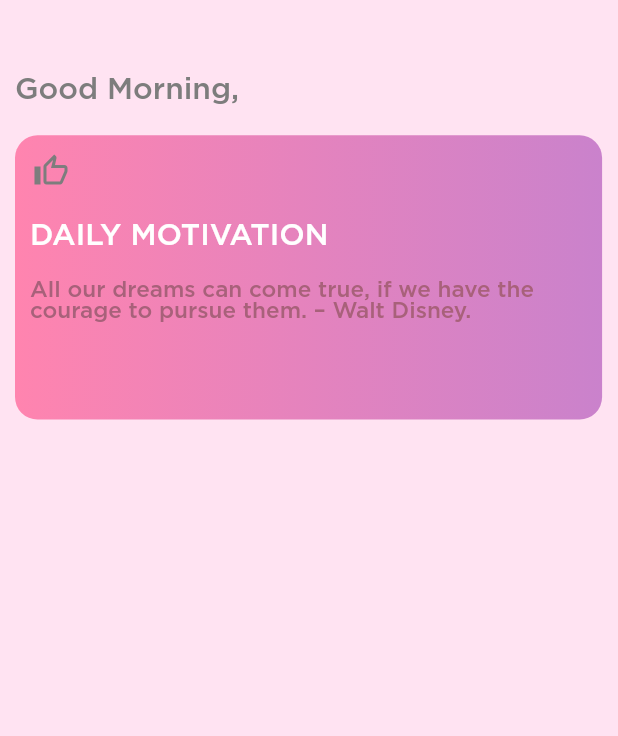
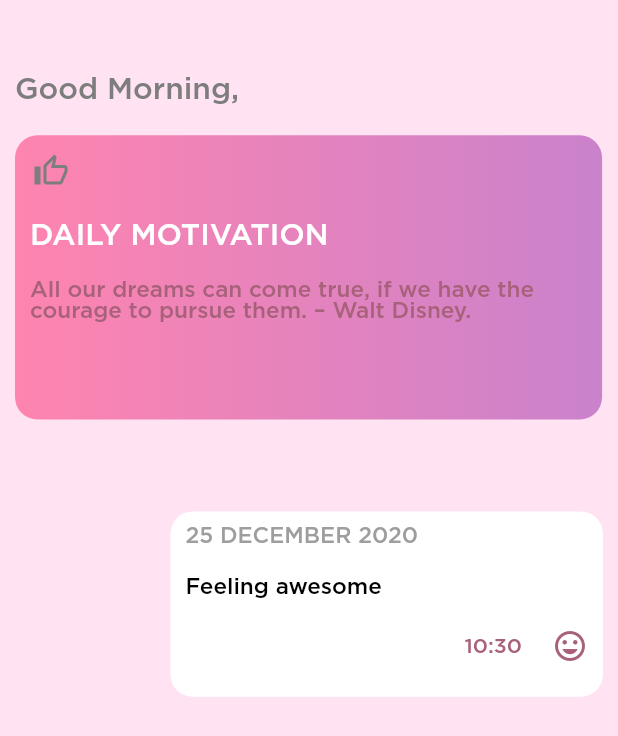
Before and after one commit to ameysunu/dohack, a Flutter app: the Home screen opened directly, on a phone screen of 412 x 824 dp. Shown: the top 736 px of the screen. Run offline on Flutter 3.47's test engine with Material 2 defaults, Android fonts, the light colour scheme and no system bars; drawn by our look-alikes of flutter_slidable; our stand-ins replace firebase_auth, firebase_core, google_sign_in, hexcolor, introduction_screen; accounts and stored records are empty.

Commit message:
slidable added

```diff
--- a/lib/home.dart
+++ b/lib/home.dart
@@ -2,8 +2,13 @@ import 'package:flutter/material.dart';
 import 'package:hexcolor/hexcolor.dart';
 import 'login.dart';
 import 'quotes.dart' as quotes;
+import 'package:flutter_slidable/flutter_slidable.dart';
+import 'package:intl/intl.dart';
 
 var time = DateTime.now().hour;
+
+var newTime = DateTime.now();
+String formattedDate = DateFormat('kk:mm').format(newTime);
 
 String greeting = greetings();
 
@@ -152,6 +157,129 @@ class _HomeState extends State<Home> {
                     ],
                   ),
                 ),
+                Container(
+                  height: MediaQuery.of(context).size.height * 0.05,
+                ),
+                Padding(
+                  padding: const EdgeInsets.all(10.0),
+                  child: Slidable(
+                    actionPane: SlidableDrawerActionPane(),
+                    actionExtentRatio: 0.25,
+                    child: Align(
+                      alignment: Alignment.centerRight,
+                      child: Container(
+                        height: MediaQuery.of(context).size.height * 0.15,
+                        width: MediaQuery.of(context).size.width * 0.7,
+                        child: Container(
+                          decoration: BoxDecoration(
+                            borderRadius: BorderRadius.circular(15.0),
+                            color: Colors.white,
+                          ),
+                          child: Column(
+                            crossAxisAlignment: CrossAxisAlignment.start,
+                            children: [
+                              Row(
+                                children: [
+                                  Padding(
+                                    padding: const EdgeInsets.all(10.0),
+                                    child: Text(
+                                      "25 December 2020".toUpperCase(),
+                                      style: TextStyle(
+                                          fontFamily: 'Gotham',
+                                          color: Colors.grey,
+                                          fontSize: 15),
+                                    ),
+                                  ),
+                                ],
+                              ),
+                              Padding(
+                                padding: const EdgeInsets.all(10.0),
+                                child: Text(
+                                  "Feeling awesome",
+                                  style: TextStyle(
+                                      fontFamily: 'Gotham',
+                                      color: Colors.black,
+                                      fontSize: 15),
+                                ),
+                              ),
+                              Row(
+                                mainAxisAlignment: MainAxisAlignment.end,
+                                children: [
+                                  Padding(
+                                    padding: const EdgeInsets.all(10.0),
+                                    child: Text(
+                                      formattedDate,
+                                      style: TextStyle(
+                                        fontFamily: 'Gotham',
+                                        color: HexColor('#A8617A'),
+                                      ),
+                                    ),
+                                  ),
+                                  Align(
+                                    alignment: Alignment.centerRight,
+                                    child: Padding(
+                                      padding: const EdgeInsets.all(10.0),
+                                      child: Icon(
+                                        Icons.mood,
+                                        color: HexColor('#A8617A'),
+                                      ),
+                                    ),
+                                  ),
+                                ],
+                              ),
+                            ],
+                          ),
+                        ),
+                      ),
+                    ),
+                    secondaryActions: <Widget>[
+                      Padding(
+                        padding: const EdgeInsets.all(10.0),
+                        child: Container(
+                          decoration: BoxDecoration(
+                            borderRadius: BorderRadius.circular(15.0),
+                            color: HexColor('#BEA6A0'),
+                          ),
+                          child: Container(
+                            child: IconButton(
+                              icon: Icon(Icons.edit, color: Colors.white),
+                              onPressed: () {
+                                print("Edit triggered");
+                              },
+                            ),
+                          ),
+                          // child: IconSlideAction(
+                          //   caption: 'Edit',
+                          //   icon: Icons.edit,
+                          //   onTap: () => print("more"),
+                          // ),
+                        ),
+                      ),
+                      Padding(
+                        padding: const EdgeInsets.all(10.0),
+                        child: Container(
+                          decoration: BoxDecoration(
+                            borderRadius: BorderRadius.circular(15.0),
+                            color: HexColor('#FF0D0D'),
+                          ),
+                          child: Container(
+                            child: IconButton(
+                              icon: Icon(Icons.delete, color: Colors.white),
+                              onPressed: () {
+                                print("Delete triggered");
+                              },
+                            ),
+                          ),
+                          // child: IconSlideAction(
+                          //   caption: 'Edit',
+                          //   icon: Icons.edit,
+                          //   onTap: () => print("more"),
+                          // ),
+                        ),
+                      ),
+                    ],
+                  ),
+                )
               ],
             ),
           ),
--- a/lib/homewidget.dart
+++ b/lib/homewidget.dart
@@ -145,14 +145,14 @@ void _popup(BuildContext context) {
                       mainAxisAlignment: MainAxisAlignment.spaceBetween,
                       children: [
                         Text(
-                          "Join live seminar",
+                          "Enter mood",
                           style: TextStyle(
                               color: HexColor('#A8617A'),
                               fontFamily: 'Gotham',
                               fontSize: 20),
                         ),
                         Icon(
-                          Icons.video_call,
+                          Icons.mood,
                           color: HexColor('#A8617A'),
                         )
                       ],
--- a/pubspec.yaml
+++ b/pubspec.yaml
@@ -29,6 +29,7 @@ dependencies:
   google_sign_in: ^4.5.3
   introduction_screen: ^1.0.7
   http:
+  flutter_slidable: ^0.5.7
 
 
   # The following adds the Cupertino Icons font to your application.
```
Also changed, not shown: pubspec.lock.
